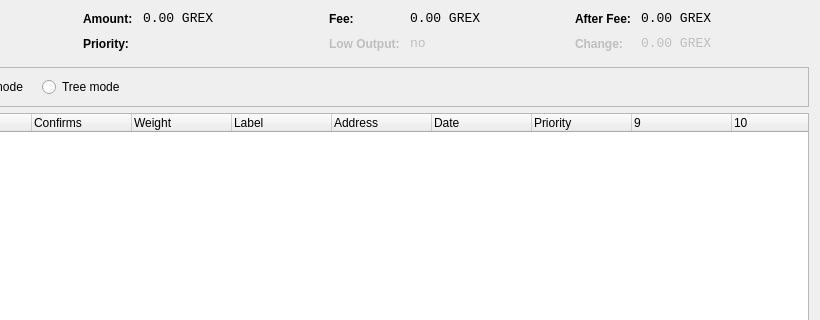
nuggetbram/CO2XCoin, file src/qt/forms/coincontroldialog.ui: the form before one commit; both pictures show x 180 to 1000 and y 0 to 320 of the 1000 by 500 pixel window.
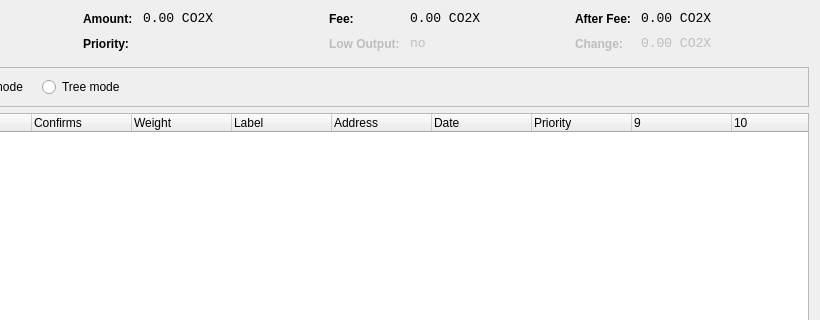
The form after the commit. Custom widgets are drawn as their Qt base class.

The edit to the form file:
```diff
--- a/src/qt/forms/coincontroldialog.ui
+++ b/src/qt/forms/coincontroldialog.ui
@@ -141,7 +141,7 @@
           <enum>Qt::ActionsContextMenu</enum>
          </property>
          <property name="text">
-          <string>0.00 GREX</string>
+          <string>0.00 CO2X</string>
          </property>
          <property name="textInteractionFlags">
           <set>Qt::LinksAccessibleByMouse|Qt::TextSelectableByKeyboard|Qt::TextSelectableByMouse</set>
@@ -221,7 +221,7 @@
           <enum>Qt::ActionsContextMenu</enum>
          </property>
          <property name="text">
-          <string>0.00 GREX</string>
+          <string>0.00 CO2X</string>
          </property>
          <property name="textInteractionFlags">
           <set>Qt::LinksAccessibleByMouse|Qt::TextSelectableByKeyboard|Qt::TextSelectableByMouse</set>
@@ -307,7 +307,7 @@
           <enum>Qt::ActionsContextMenu</enum>
          </property>
          <property name="text">
-          <string>0.00 GREX</string>
+          <string>0.00 CO2X</string>
          </property>
          <property name="textInteractionFlags">
           <set>Qt::LinksAccessibleByMouse|Qt::TextSelectableByKeyboard|Qt::TextSelectableByMouse</set>
@@ -345,7 +345,7 @@
           <enum>Qt::ActionsContextMenu</enum>
          </property>
          <property name="text">
-          <string>0.00 GREX</string>
+          <string>0.00 CO2X</string>
          </property>
          <property name="textInteractionFlags">
           <set>Qt::LinksAccessibleByMouse|Qt::TextSelectableByKeyboard|Qt::TextSelectableByMouse</set>
```
